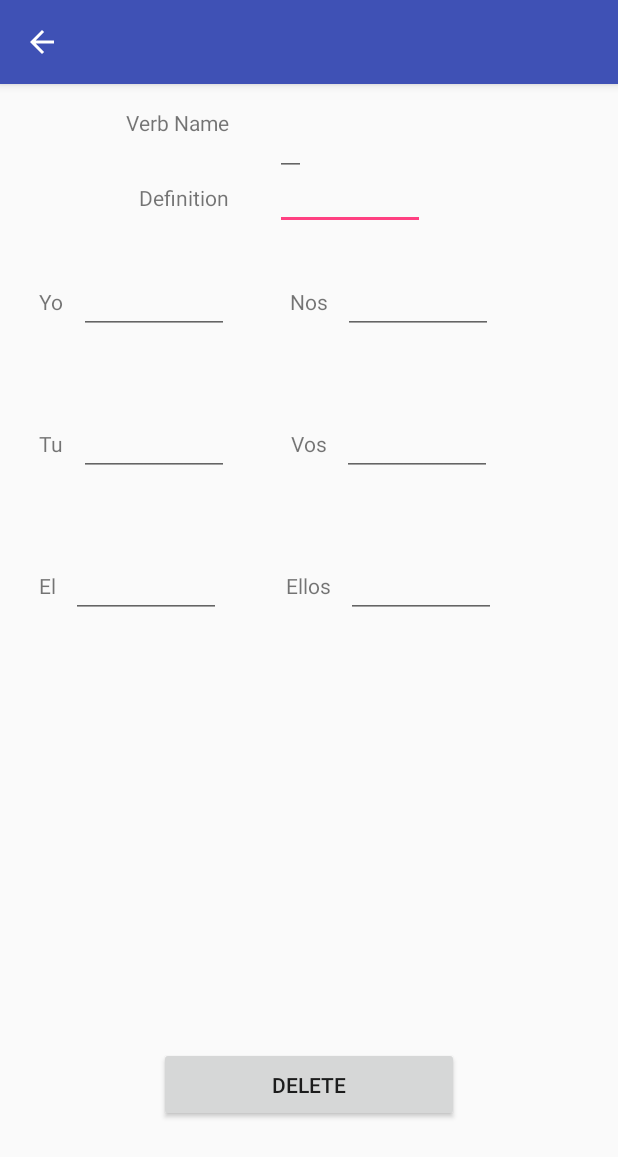
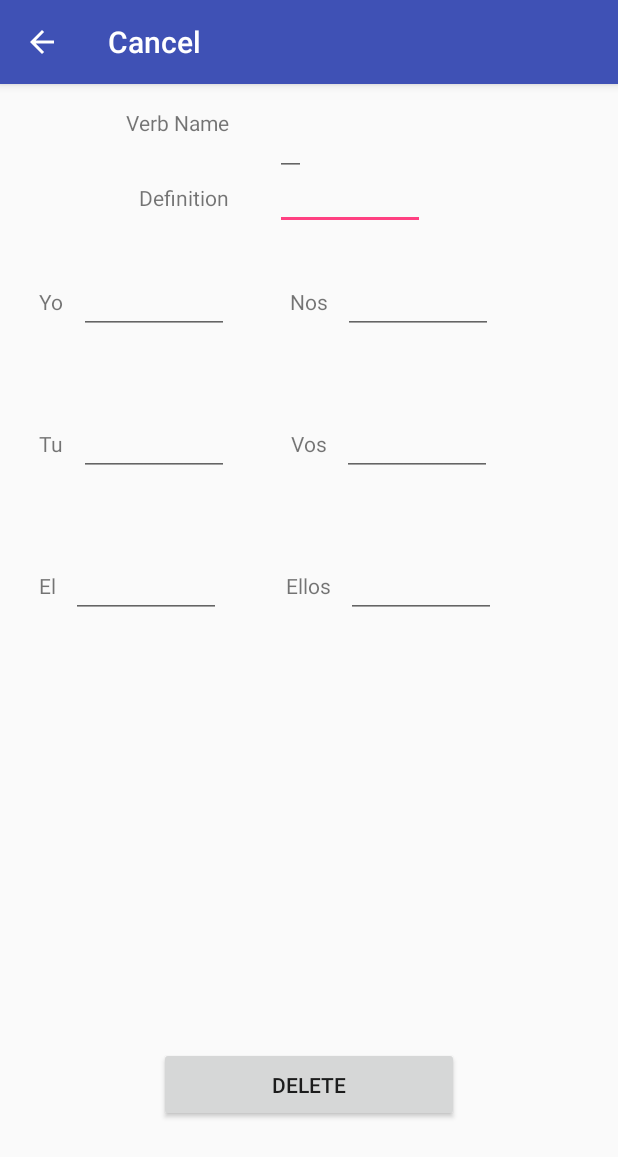
Before and after one commit to edany416/Conjugo, an Android app: the EditVerbActivity screen opened directly, with no data from a screen before it, on a phone screen of 412 x 824 dp. Shown: the top 1157 px of the screen. Run offline under Robolectric (Android 15) with nearby library versions, the phone set to English and light mode, and no system bars; 2 statements that could not run were skipped.

Commit message:
removed up on addverb activity make cancel work on editVerb activity fix back navigation from addVerb activity

```diff
--- a/app/build.gradle
+++ b/app/build.gradle
@@ -26,4 +26,5 @@ dependencies {
     compile 'com.android.support:appcompat-v7:23.1.1'
     compile 'com.android.support:design:23.1.1'
     compile 'com.android.support:support-v4:23.1.1'
+    compile 'com.google.android.gms:play-services-appindexing:8.1.0'
 }
--- a/app/src/main/AndroidManifest.xml
+++ b/app/src/main/AndroidManifest.xml
@@ -28,6 +28,11 @@
         <activity
             android:name=".AddAVerbActivity"
             android:theme="@style/AppTheme.NoActionBar" />
+        <!-- ATTENTION: This was auto-generated to add Google Play services to your project for
+             App Indexing.  See https://g.co/AppIndexing/AndroidStudio for more information. -->
+        <meta-data
+            android:name="com.google.android.gms.version"
+            android:value="@integer/google_play_services_version" />
     </application>
 
 </manifest>
--- a/app/src/main/java/com/z3dd/conjugo/ConjugationPracticeActivity.java
+++ b/app/src/main/java/com/z3dd/conjugo/ConjugationPracticeActivity.java
@@ -35,7 +35,7 @@ public class ConjugationPracticeActivity extends CompactVerbDetailActivity {
         switch (item.getItemId()) {
             case R.id.verb_list:
                 Intent intent = new Intent(this, VerbListActivity.class);
-                intent.setFlags(Intent.FLAG_ACTIVITY_NO_HISTORY);
+                clearEditTextFields();
                 startActivity(intent);
                 return true;
             default:
--- a/app/src/main/java/com/z3dd/conjugo/FullVerbDetailActivity.java
+++ b/app/src/main/java/com/z3dd/conjugo/FullVerbDetailActivity.java
@@ -23,7 +23,6 @@ public abstract class FullVerbDetailActivity extends AppCompatActivity {
         setContentView(R.layout.basic_verb_detail_display);
         Toolbar toolbar = (Toolbar) findViewById(R.id.toolbar);
         setSupportActionBar(toolbar);
-        getSupportActionBar().setDisplayHomeAsUpEnabled(true);
 
         RelativeLayout relativeLayout = (RelativeLayout) findViewById(R.id.verb_detail_layout);
         RelativeLayout.LayoutParams textViewParams =
@@ -59,6 +58,13 @@ public abstract class FullVerbDetailActivity extends AppCompatActivity {
         actionButton.setText(text);
     }
 
+    protected void setUpButton(Boolean showUpButton, String upButtonText) {
+        if (showUpButton) {
+            getSupportActionBar().setDisplayHomeAsUpEnabled(showUpButton);
+            getSupportActionBar().setTitle(upButtonText);
+        }
+    }
+
     public abstract void onClickActionButton (View view);
 
 }
```
Also changed, not shown: app/src/main/java/com/z3dd/conjugo/AddAVerbActivity.java (+7 -1 lines), app/src/main/java/com/z3dd/conjugo/CompactVerbDetailActivity.java (+14 -5 lines), app/src/main/java/com/z3dd/conjugo/EditVerbActivity.java (+17 -16 lines), app/src/main/res/drawable-mdpi/trash_can.png (deleted).
